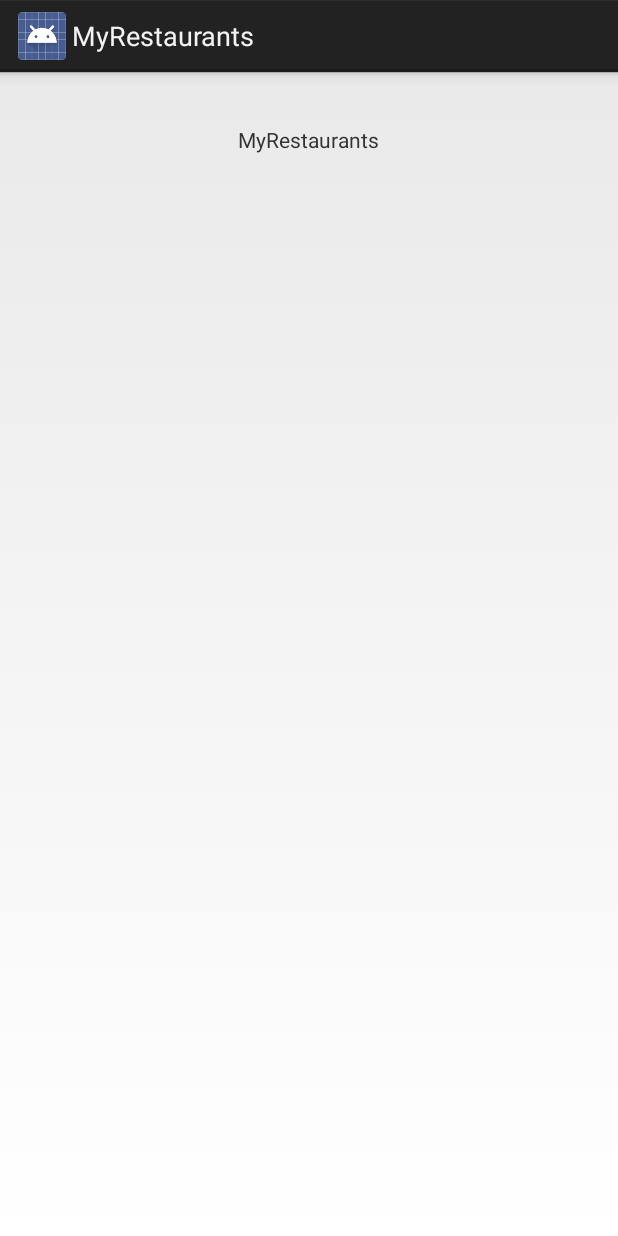
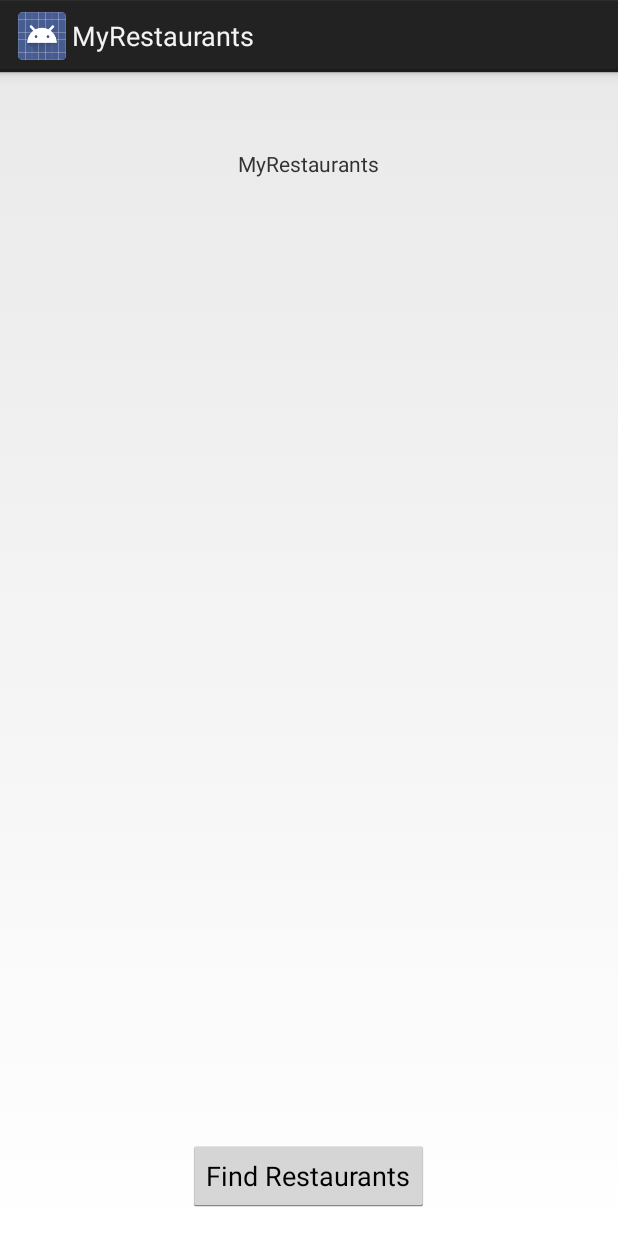
Before and after one commit to kavata9/MyRestaurants2, an Android app: the screen it shows after launch (MainActivity), on a phone screen of 412 x 824 dp. Run offline under Robolectric (Android 15) with nearby library versions, the phone set to English and light mode, and no system bars.

Commit message:
add button to find restaurants

```diff
--- a/app/src/main/res/layout/activity_main.xml
+++ b/app/src/main/res/layout/activity_main.xml
@@ -3,13 +3,25 @@
     xmlns:tools="http://schemas.android.com/tools"
     android:layout_width="match_parent"
     android:layout_height="match_parent"
+    android:paddingBottom="16dp"
+    android:paddingLeft="16dp"
+    android:paddingRight="16dp"
+    android:paddingTop="16dp"
     tools:context="com.restaurants.agnes.myrestaurants.MainActivity">
-
     <TextView
         android:layout_width="wrap_content"
         android:layout_height="wrap_content"
         android:text="MyRestaurants"
         android:layout_alignParentTop="true"
         android:layout_centerHorizontal="true"
-        android:layout_marginTop="35dp" />
+        android:layout_marginTop="35dp"
+        android:id="@+id/textView"/>
+
+    <Button
+        android:layout_width="wrap_content"
+        android:layout_height="wrap_content"
+        android:text="Find Restaurants"
+        android:id="@+id/button"
+        android:layout_alignParentBottom="true"
+        android:layout_centerHorizontal="true" />
 </RelativeLayout>
```
